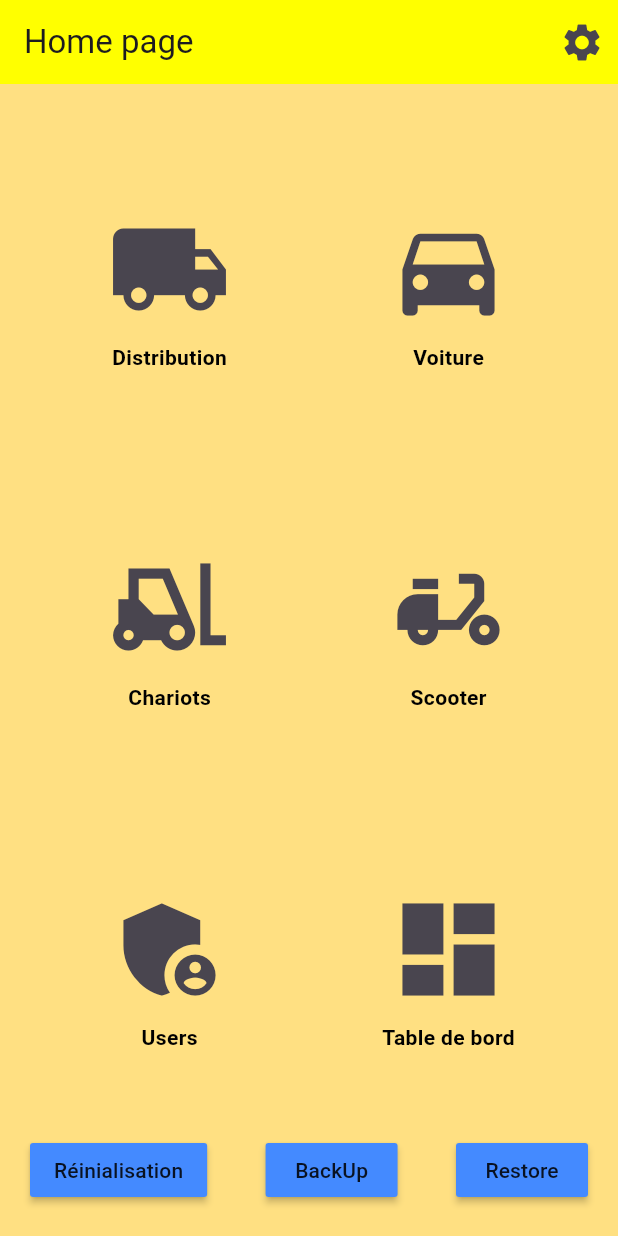
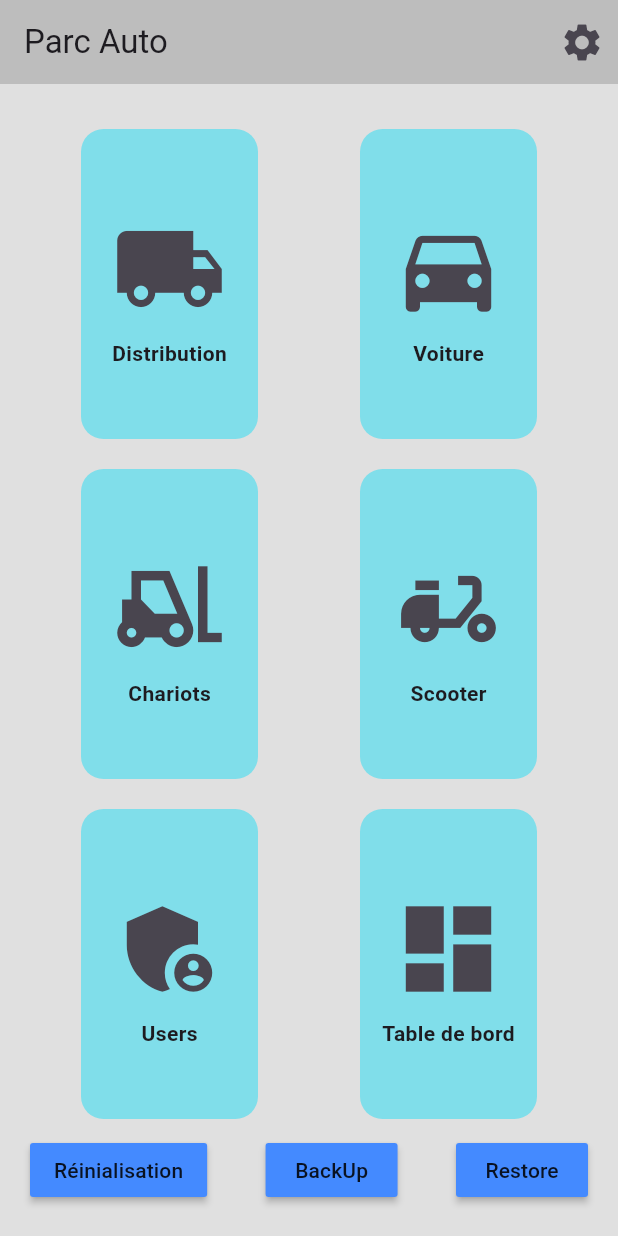
Before and after one commit to kdghouli/app_parc, a Flutter app: the screen it shows after launch, on a phone screen of 412 x 824 dp. Run offline on Flutter 3.47's test engine with Material 3 defaults, Android fonts, the phone set to English and light mode, and no system bars; our stand-ins replace get, permission_handler, sqflite; accounts and stored records are empty.

Commit message:
30112024

```diff
--- a/lib/home.dart
+++ b/lib/home.dart
@@ -1,13 +1,13 @@
 import 'package:app_parc/Testo/data_table_view.dart';
-import 'package:app_parc/view/categoView/camion_view.dart';
-import 'package:app_parc/view/categoView/voiture_view.dart';
+import 'package:app_parc/view/camions/camion_view.dart';
+import 'package:app_parc/view/voitures/voiture_view.dart';
 import 'package:flutter/material.dart';
 import 'package:get/route_manager.dart';
 import 'package:app_parc/helpers/sqldb.dart';
 import 'package:app_parc/widget/icons_parc.dart';
 
-import 'view/categoView/chariots_view.dart';
-import 'view/categoView/scooters_view.dart';
+import 'view/chariots/chariots_view.dart';
+import 'view/scooters/scooters_view.dart';
 
 // ignore: must_be_immutable
 class Home extends StatelessWidget {
@@ -18,8 +18,8 @@ class Home extends StatelessWidget {
   Widget build(BuildContext context) {
     return Scaffold(
       appBar: AppBar(
-        title: const Text("Home page"),
-        backgroundColor: Colors.yellowAccent,
+        title: const Text("Parc Auto"),
+        backgroundColor: Colors.grey[400],
         actions: [
           IconButton(
               onPressed: () {
@@ -34,7 +34,7 @@ class Home extends StatelessWidget {
       backgroundColor: Colors.teal,
       body: Container(
         padding: const EdgeInsets.all(20),
-        color: Colors.amber[200],
+        color: Colors.grey[300],
         child: Column(children: [
           Expanded(
               child: Row(
--- a/lib/main.dart
+++ b/lib/main.dart
@@ -7,8 +7,8 @@ import 'package:app_parc/view/InputView/intitule_form.dart';
 import 'package:app_parc/view/InputView/service_form.dart';
 import 'package:app_parc/view/InputView/status_form.dart';
 import 'package:app_parc/view/InputView/vhl_form.dart';
-import 'package:app_parc/view/categoView/camion_view.dart';
-import 'package:app_parc/view/categoView/voiture_view.dart';
+import 'package:app_parc/view/camions/camion_view.dart';
+import 'package:app_parc/view/voitures/voiture_view.dart';
 import 'package:app_parc/view/parametre_view.dart';
 import 'package:app_parc/view/vhl_view/vhl_view.dart';
 
@@ -25,8 +25,8 @@ class MyApp extends StatelessWidget {
   Widget build(BuildContext context) {
     return GetMaterialApp(
       theme: ThemeData(useMaterial3: true),
-      debugShowCheckedModeBanner: false,
-      color: Colors.amber,
+      debugShowCheckedModeBanner: true,
+      color: const Color.fromARGB(255, 92, 72, 11),
       routes: {
         "/": (context) => Home(),
         "camionview": (context) => CamionView(),
--- a/lib/widget/icons_parc.dart
+++ b/lib/widget/icons_parc.dart
@@ -19,20 +19,28 @@ class IconsParc extends StatelessWidget {
 
   @override
   Widget build(BuildContext context) {
-    return Column(mainAxisAlignment: MainAxisAlignment.center, children: [
+    return Container(
+      margin: EdgeInsets.all(10),
+      padding: EdgeInsets.symmetric(horizontal: 13),
+      decoration: BoxDecoration(
+        borderRadius: BorderRadius.circular(15.0),
+        color: Colors.cyan[200],
+      ),
+      //
+      child: Column(mainAxisAlignment: MainAxisAlignment.center, children: [
         IconButton(
           onPressed: () {
             Get.to(() => page);
             ctrl.getVhlsCategorie(nn);
           },
           icon: ikon,
-        iconSize: 82.00,
+          iconSize: 76.00,
         ),
         Text(
           "$textIco",
-        style: const TextStyle(
-            color: Colors.black, fontSize: 14, fontWeight: FontWeight.bold),
+          style: const TextStyle(fontSize: 14, fontWeight: FontWeight.bold),
         )
-    ]);
+      ]),
+    );
   }
 }
```
Also changed, not shown: lib/view/camions/camion_view.dart (renamed from lib/view/categoView/camion_view.dart), lib/view/chariots/chariots_view.dart (renamed from lib/view/categoView/chariots_view.dart), lib/view/scooters/scooters_view.dart (renamed from lib/view/categoView/scooters_view.dart), lib/view/voitures/voiture_view.dart (renamed from lib/view/categoView/voiture_view.dart), 2 other files. Lines whose indentation alone changed are shown as unchanged.
